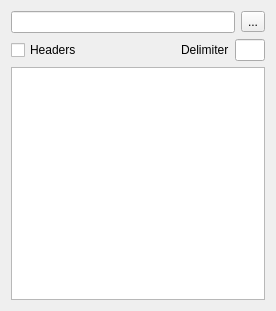
This is transportationwb/corridor/alignment/tasks/import_alignment_task_panel.ui in joelgraff/freecad-transportation-wb as Qt 5 draws it before an edit. The edited form follows.
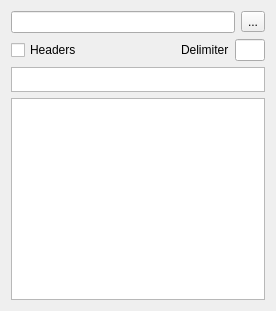
This is the edited form.

Commit message: implementing alignment import ui

```diff
--- a/transportationwb/corridor/alignment/tasks/import_alignment_task_panel.ui
+++ b/transportationwb/corridor/alignment/tasks/import_alignment_task_panel.ui
@@ -88,20 +88,51 @@
      </item>
     </layout>
    </item>
-   <item row="2" column="0">
+   <item row="3" column="0">
     <layout class="QHBoxLayout" name="horizontalLayout">
      <item>
       <widget class="QTableView" name="table_view">
+       <property name="sizePolicy">
+        <sizepolicy hsizetype="Expanding" vsizetype="MinimumExpanding">
+         <horstretch>0</horstretch>
+         <verstretch>0</verstretch>
+        </sizepolicy>
+       </property>
        <property name="sortingEnabled">
         <bool>false</bool>
        </property>
        <attribute name="horizontalHeaderStretchLastSection">
-        <bool>true</bool>
+        <bool>false</bool>
        </attribute>
       </widget>
      </item>
     </layout>
    </item>
+   <item row="2" column="0">
+    <widget class="QTableView" name="header_matcher">
+     <property name="sizePolicy">
+      <sizepolicy hsizetype="Expanding" vsizetype="Fixed">
+       <horstretch>0</horstretch>
+       <verstretch>0</verstretch>
+      </sizepolicy>
+     </property>
+     <property name="maximumSize">
+      <size>
+       <width>16777215</width>
+       <height>25</height>
+      </size>
+     </property>
+     <property name="verticalScrollBarPolicy">
+      <enum>Qt::ScrollBarAlwaysOff</enum>
+     </property>
+     <property name="horizontalScrollBarPolicy">
+      <enum>Qt::ScrollBarAlwaysOff</enum>
+     </property>
+     <attribute name="horizontalHeaderVisible">
+      <bool>false</bool>
+     </attribute>
+    </widget>
+   </item>
   </layout>
  </widget>
  <resources/>
```
The commit also changes 2 other files.
